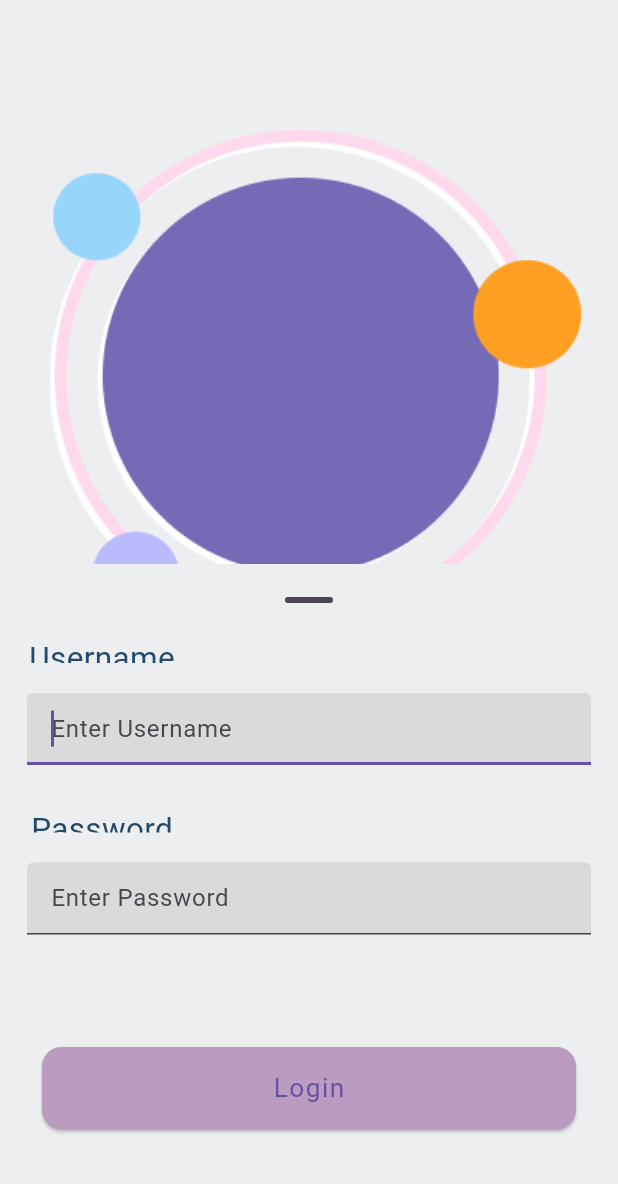
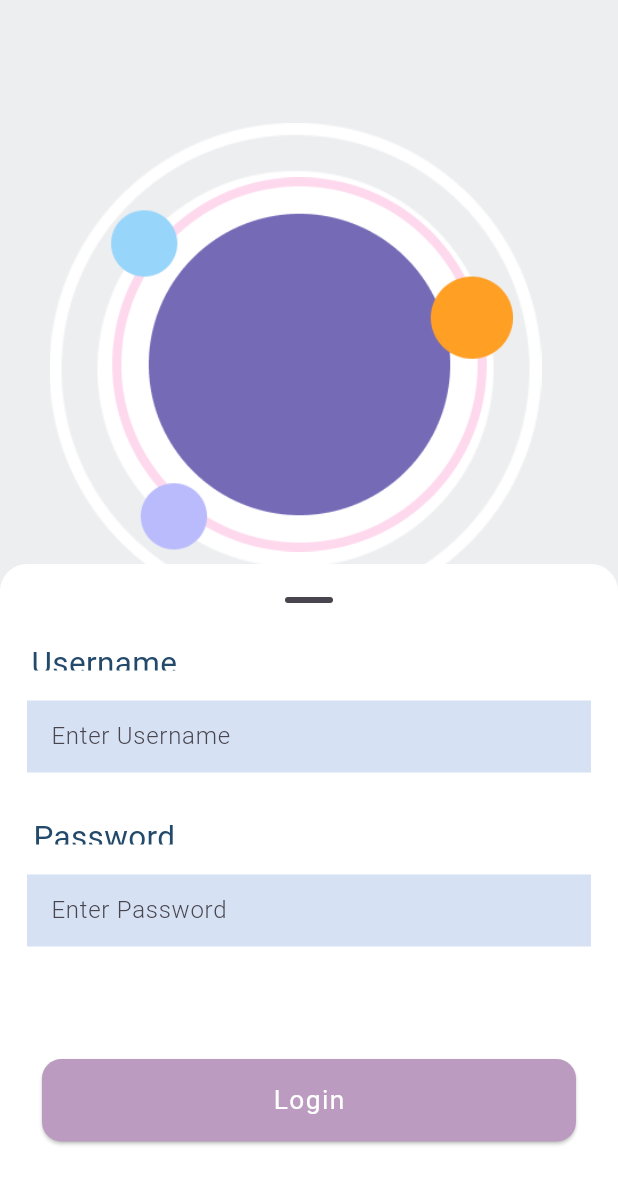
Before and after one commit to RAWMIC17/chatting_app, a Flutter app: the screen it shows after launch, after a tap on "Get Started", on a phone screen of 412 x 824 dp. Shown: the top 1184 px of the screen. Run offline on Flutter 3.47's test engine with Material 3 defaults, Android fonts, the phone set to English and light mode, and no system bars; our stand-ins replace velocity_x; Roboto replaces fonts that are missing (Mulish).

Commit message:
rotation animation done

```diff
--- a/lib/pages/login.dart
+++ b/lib/pages/login.dart
@@ -15,8 +15,12 @@ class _LoginPageState extends State<LoginPage> {
   double turns = 0.0;
   final _formkey = GlobalKey<FormState>();
   bool changebutton = false;
-  var image = Image.asset("lib/assets/header.png",);
-  double _size = 100;
+  var image = Image.asset(
+    "lib/assets/header.png",
+    height: 290,
+    width: 290,
+  );
+  double _size = 290;
 
   moveToHome(BuildContext context) async {
     if (_formkey.currentState!.validate()) {
@@ -33,25 +37,41 @@ class _LoginPageState extends State<LoginPage> {
     }
   }
 
-  @override
   Widget build(BuildContext context) {
     return Scaffold(
       backgroundColor: Mycolors.creamcolor,
       body: Stack(
         children: [
           Container(
-            padding: EdgeInsets.only(top: 90, left: 33),
-            child: Image.asset("lib/assets/woman.png"),
+            padding: EdgeInsets.only(top: 82, left: 33),
+            child: Image.asset(
+              "lib/assets/woman.png",
+            ),
           ),
           Container(
-            padding: EdgeInsets.only(top: 60, left: 33),
+            padding: EdgeInsets.only(top: 98, left: 52),
+            child: AnimatedSize(
+              curve: Curves.fastEaseInToSlowEaseOut,
+              alignment: Alignment.center,
+              duration: Duration(microseconds: 600),
               child: AnimatedRotation(
+                curve: Curves.fastEaseInToSlowEaseOut,
+                alignment: Alignment.center,
                 turns: turns,
-                duration: Duration(seconds: 1),
+                duration: Duration(milliseconds: 600),
                 child: image,
               ),
-
             ),
+          ),
+          /* Container(
+            child: AnimatedContainer(duration: Duration(seconds: 1),
+            alignment: Alignment.center,
+            child: image,
+            curve: Curves.easeIn,
+            height: _size=_size== 100 ?40:100,
+            width: _size=_size== 100 ?40:100,
+            ),
+          ),*/
           /*Transform.rotate(
             alignment: Alignment.center,
             angle: finalAngle,
@@ -87,10 +107,13 @@ class _LoginPageState extends State<LoginPage> {
             padding: EdgeInsets.only(top: 690, left: 22),
             child: ElevatedButton(
               onPressed: () {
-                setState(() => turns = turns == 0 ? -1 / 4:0);
+                setState(() {
+                  _size = _size == 290 ? 200 : 290;
+                });
+                setState(() => turns = turns == 0 ? -1 / 4 : 0);
                 showModalBottomSheet(
                     isScrollControlled: true,
-                    backgroundColor: Mycolors.creamcolor,
+                    backgroundColor: Mycolors.bottomsheetcolor,
                     showDragHandle: true,
                     enableDrag: true,
                     useSafeArea: true,
@@ -113,8 +136,9 @@ class _LoginPageState extends State<LoginPage> {
                               child: Column(
                                 children: [
                                   Container(
-                                    padding: EdgeInsets.only(right: 276),
-                                    height: 18,
+                                    padding:
+                                        EdgeInsets.only(right: 273, top: 3),
+                                    height: 23,
                                     child: "Username"
                                         .text
                                         .color(Mycolors.textcolor)
@@ -127,16 +151,16 @@ class _LoginPageState extends State<LoginPage> {
                                         vertical: 20, horizontal: 18),
                                     child: TextFormField(
                                       style: TextStyle(fontSize: 16),
-                                      autofocus: true,
+                                      //autofocus: true,
                                       textCapitalization:
                                           TextCapitalization.none,
                                       decoration: InputDecoration(
-                                        //enabledBorder: UnderlineInputBorder(borderSide: BorderSide.none),
                                           filled: true,
+                                          border: InputBorder.none,
                                           fillColor: Mycolors.textboxcolor,
                                           hintText: "Enter Username",
-                                        //labelText: "Username"
-                                      ),
+                                          hintStyle: TextStyle(
+                                              fontWeight: FontWeight.w300)),
                                       validator: (value) {
                                         if (value!.isEmpty) {
                                           return "Username can't be empty";
@@ -150,8 +174,8 @@ class _LoginPageState extends State<LoginPage> {
                                   ),
                                   Container(
                                     padding:
-                                        EdgeInsets.only(right: 276, top: 8),
-                                    height: 25,
+                                        EdgeInsets.only(right: 273, top: 8),
+                                    height: 28,
                                     child: "Password"
                                         .text
                                         .color(Mycolors.textcolor)
@@ -164,13 +188,15 @@ class _LoginPageState extends State<LoginPage> {
                                         vertical: 20, horizontal: 18),
                                     child: TextFormField(
                                       style: TextStyle(fontSize: 16),
-                                      autofocus: true,
-                                      //textCapitalization: TextCapitalization.none,
+                                      //autofocus: true,
                                       obscureText: true,
                                       decoration: InputDecoration(
+                                          border: InputBorder.none,
                                           fillColor: Mycolors.textboxcolor,
                                           filled: true,
                                           hintText: "Enter Password",
+                                          hintStyle: TextStyle(
+                                              fontWeight: FontWeight.w300)
                                           //labelText: "Password"
                                           ),
                                       validator: (value) {
@@ -203,6 +229,7 @@ class _LoginPageState extends State<LoginPage> {
                                           .xl
                                           .fontFamily('Mulish')
                                           .normal
+                                          .color(Vx.white)
                                           .wide
                                           .make(),
                                       style: ButtonStyle(
@@ -255,6 +282,7 @@ class _LoginPageState extends State<LoginPage> {
                   .fontFamily('Mulish')
                   .normal
                   .wide
+                  .color(Vx.white)
                   .make(),
             ),
           )
--- a/lib/utils/theme.dart
+++ b/lib/utils/theme.dart
@@ -1,8 +1,10 @@
 import 'package:flutter/material.dart';
+import 'package:velocity_x/velocity_x.dart';
 
 class Mycolors {
   static Color creamcolor = Color.fromARGB(255, 236, 238, 240);
+  static Color bottomsheetcolor = Vx.white;
   static Color buttoncolor = Color(0xFFBB9CC0);
   static Color textcolor = Color(0xFF23496B);
-  static Color textboxcolor = Color.fromARGB(255, 218, 218, 218);
+  static Color textboxcolor = Color.fromARGB(255, 214, 226, 243);
 }
```
Lines whose indentation alone changed are shown as unchanged.
